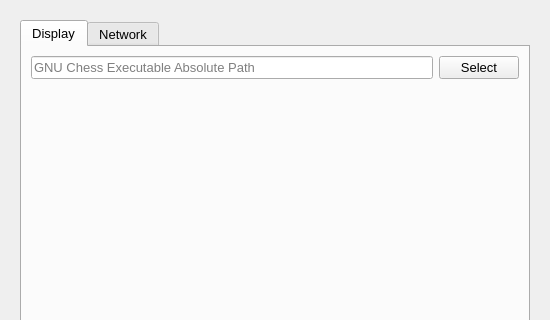
Above: UI/qtchess_setup.ui from textbrowser/qtchess before the change; both pictures show x 0 to 550 and y 0 to 320 of the 550 by 825 pixel window. Below: the same form after it.
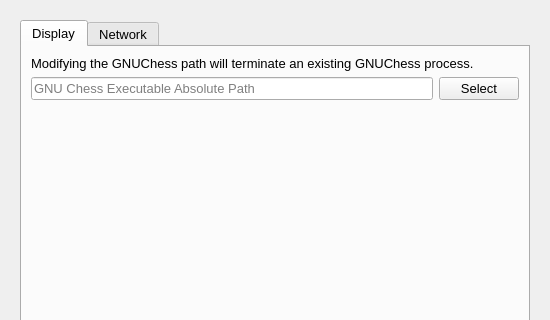
That is the form after the change. Icons and pictures are not drawn.

```diff
--- a/UI/qtchess_setup.ui
+++ b/UI/qtchess_setup.ui
@@ -37,7 +37,7 @@
         <x>0</x>
         <y>0</y>
         <width>538</width>
-        <height>767</height>
+        <height>771</height>
        </rect>
       </property>
       <layout class="QVBoxLayout" name="verticalLayout_3">
@@ -51,6 +51,16 @@
            <string>Display</string>
           </attribute>
           <layout class="QVBoxLayout" name="verticalLayout_5">
+           <item>
+            <widget class="QLabel" name="label_6">
+             <property name="text">
+              <string>Modifying the GNUChess path will terminate an existing GNUChess process.</string>
+             </property>
+             <property name="wordWrap">
+              <bool>true</bool>
+             </property>
+            </widget>
+           </item>
            <item>
             <layout class="QHBoxLayout" name="horizontalLayout_9">
              <item>
```
Left out of the diff: 16 changed lines with no effect on the pictures.
